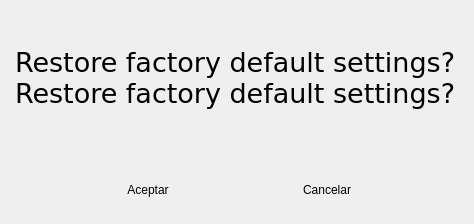
First picture: the form in bqUi/ui/SelectionDialog.ui, repository bq/cervantes, before the edit.
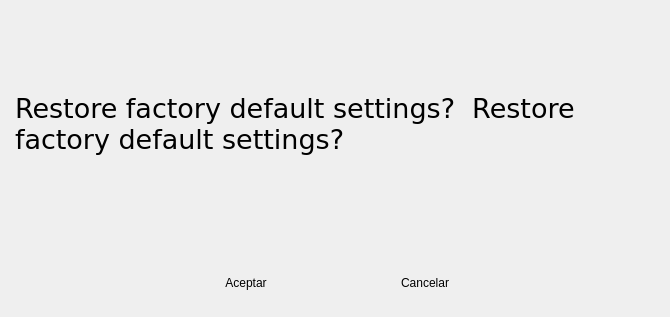
Second picture: the form after the edit. Custom widgets are drawn as their Qt base class.

```diff
--- a/bqUi/ui/SelectionDialog.ui
+++ b/bqUi/ui/SelectionDialog.ui
@@ -6,8 +6,8 @@
    <rect>
     <x>0</x>
     <y>0</y>
-    <width>474</width>
-    <height>224</height>
+    <width>670</width>
+    <height>317</height>
    </rect>
   </property>
   <property name="focusPolicy">
@@ -101,8 +101,8 @@
            </property>
            <property name="sizeHint" stdset="0">
             <size>
-             <width>40</width>
-             <height>20</height>
+             <width>57</width>
+             <height>28</height>
             </size>
            </property>
           </spacer>
@@ -123,8 +123,8 @@
            </property>
            <property name="maximumSize">
             <size>
-             <width>164</width>
-             <height>49</height>
+             <width>232</width>
+             <height>69</height>
             </size>
            </property>
            <property name="focusPolicy">
@@ -138,8 +138,8 @@
            </property>
            <property name="iconSize">
             <size>
-             <width>112</width>
-             <height>60</height>
+             <width>158</width>
+             <height>85</height>
             </size>
            </property>
            <property name="autoDefault">
@@ -166,8 +166,8 @@
            </property>
            <property name="maximumSize">
             <size>
-             <width>164</width>
-             <height>49</height>
+             <width>232</width>
+             <height>69</height>
             </size>
            </property>
            <property name="focusPolicy">
@@ -181,8 +181,8 @@
            </property>
            <property name="iconSize">
             <size>
-             <width>112</width>
-             <height>60</height>
+             <width>158</width>
+             <height>85</height>
             </size>
            </property>
            <property name="autoDefault">
@@ -200,8 +200,8 @@
            </property>
            <property name="sizeHint" stdset="0">
             <size>
-             <width>40</width>
-             <height>20</height>
+             <width>57</width>
+             <height>28</height>
             </size>
            </property>
           </spacer>
```
Left out of the diff: 14 changed lines with no effect on the pictures.
